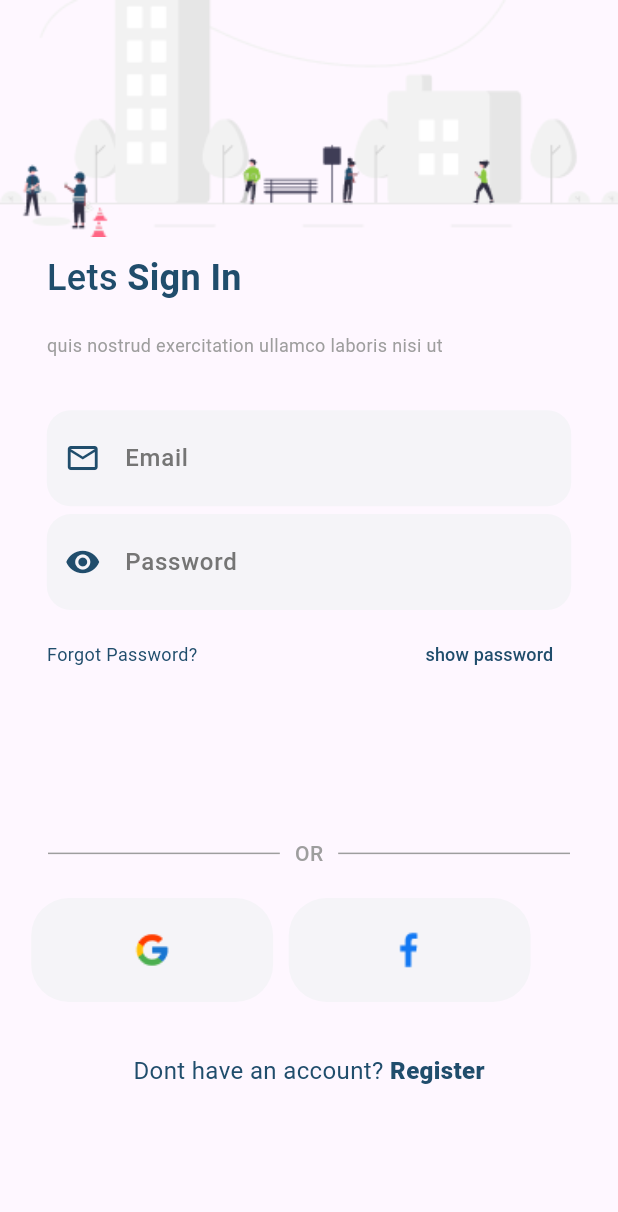
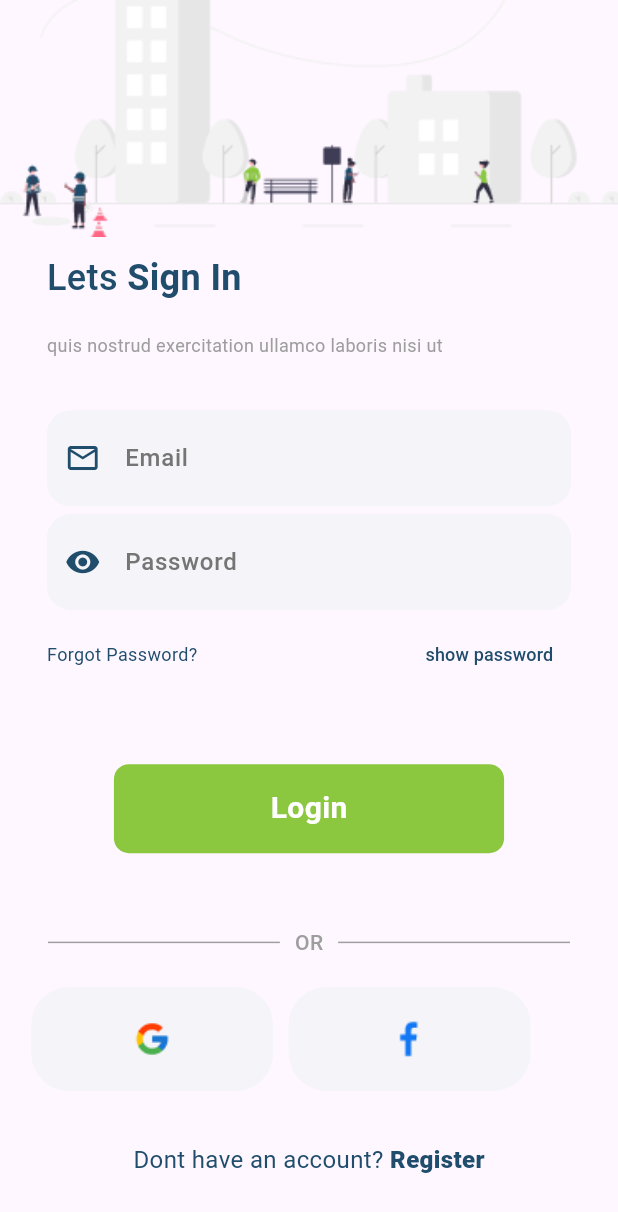
Before and after one commit to KarimAbushbak/real_estate, a Flutter app: the LoginScreen screen opened by its route, on a phone screen of 412 x 824 dp. Shown: the top 1212 px of the screen. Run offline on Flutter 3.47's test engine with Material 3 defaults, Android fonts, the phone set to English and light mode, and no system bars; our stand-ins replace auto_route, bloc, cloud_firestore, equatable, firebase_auth, firebase_core and 3 more; accounts and stored records are empty.

Commit message:
Refactoring the buttons in the auth screens

```diff
--- a/lib/features/auth/presntation/screens/login_screen.dart
+++ b/lib/features/auth/presntation/screens/login_screen.dart
@@ -8,6 +8,7 @@ import 'package:real_estate/core/resources/manager_font_sizes.dart';
 import 'package:real_estate/core/resources/manager_font_weight.dart';
 import 'package:real_estate/core/resources/manager_height.dart';
 import 'package:real_estate/core/resources/manager_width.dart';
+import 'package:real_estate/core/widgets/base_button.dart';
 
 import '../../../../routes/routes.gr.dart';
 import '../bloc/auth_bloc.dart';
@@ -51,8 +52,8 @@ class LoginScreen extends StatelessWidget {
                 Text(
                   'quis nostrud exercitation ullamco laboris nisi ut',
                   style: TextStyle(
-                    color: Colors.grey,
-                    fontSize: ManagerFontSizes.s12
+                      color: Colors.grey,
+                      fontSize: ManagerFontSizes.s12
                   ),
                 ),
                 SizedBox(height: ManagerHeight.h35,),
@@ -131,7 +132,21 @@ class LoginScreen extends StatelessWidget {
             ),
 
           ),
-          SizedBox(height: ManagerHeight.h100,),
+          SizedBox(height: ManagerHeight.h50,),
+
+          BaseButton(
+            height:ManagerHeight.h60,
+          width: ManagerWidth.w250,
+            child: Text(
+                "Login",
+                style: TextStyle(
+                  color: Colors.white,
+                  fontSize: ManagerFontSizes.s20,
+                  fontWeight: ManagerFontWeight.bold,
+                )
+            ),
+          ),
+          SizedBox(height: ManagerHeight.h50,),
           Padding(
             padding: const EdgeInsets.symmetric(horizontal: 32.0),
             child: Row(
--- a/lib/features/auth/presntation/screens/register_screen.dart
+++ b/lib/features/auth/presntation/screens/register_screen.dart
@@ -14,6 +14,11 @@ class RegisterScreen extends StatelessWidget {
   @override
   Widget build(BuildContext context) {
     return Scaffold(
+      appBar: AppBar(
+        leading: IconButton(onPressed: (){
+          Navigator.pop(context);
+        }, icon: Icon(Icons.arrow_back)),
+      ),
       body: Padding(
         padding: EdgeInsets.symmetric(horizontal: ManagerWidth.w24),
         child: Column(
```
Also changed, not shown: lib/features/auth/presntation/bloc/auth_event.dart (+10 -0 lines).
